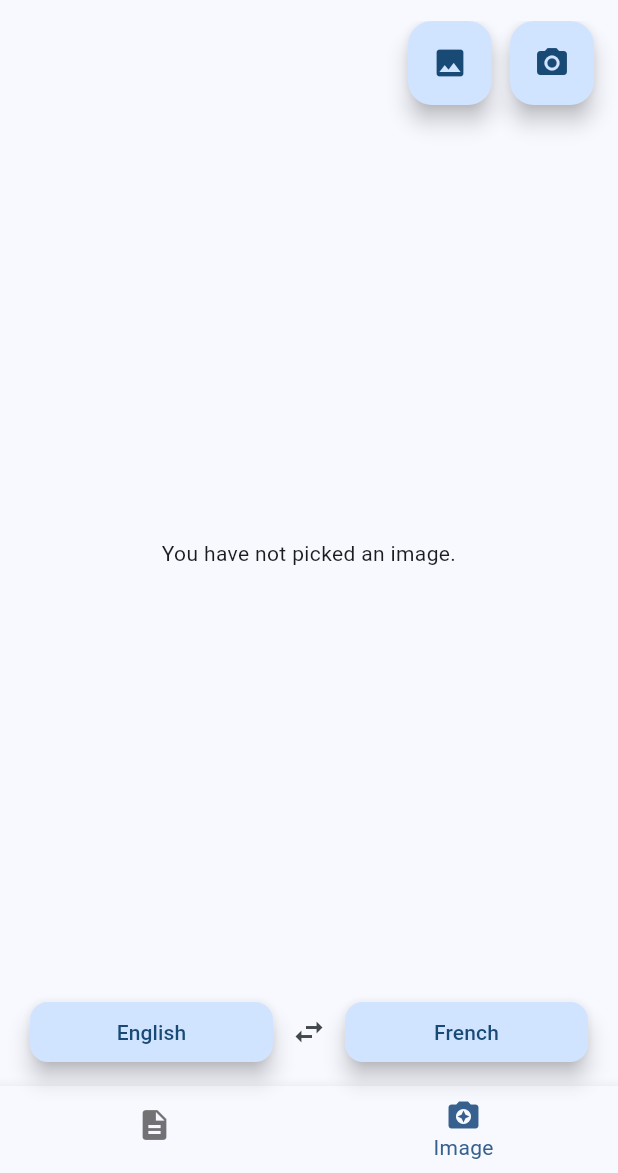
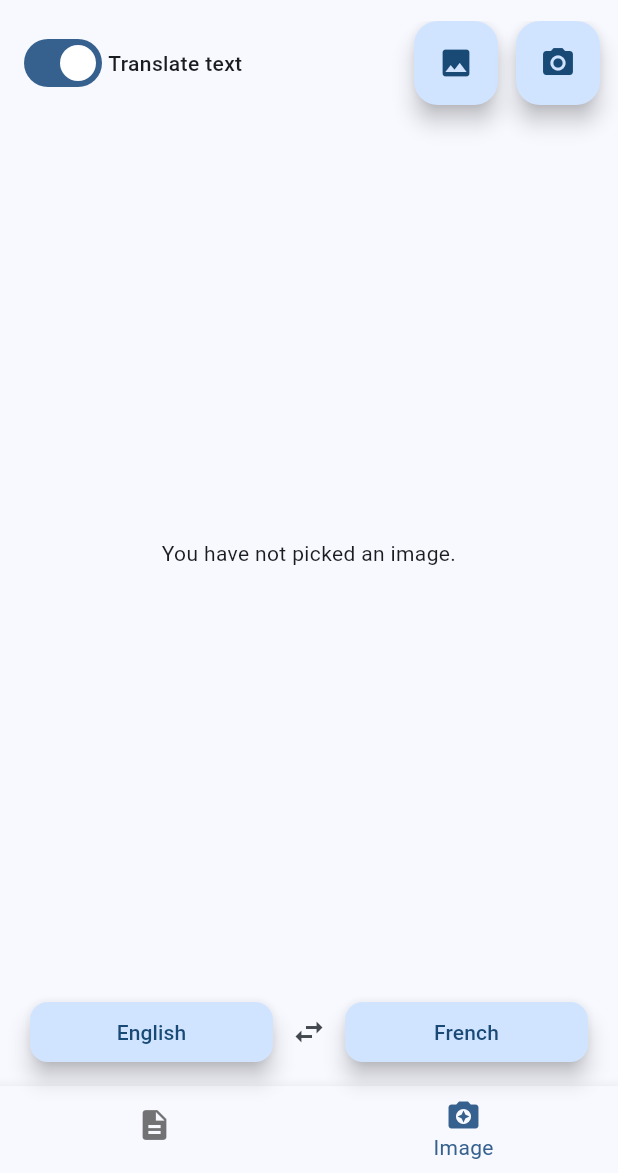
Before and after one commit to tamnguyen820/translatify, a Flutter app: the screen it shows after launch, item 2 of the bottom bar chosen, after a tap on the "photo" icon, on a phone screen of 412 x 824 dp, the part 63-1236 px from its top. Run offline on Flutter 3.47's test engine with Material 3 defaults, Android fonts, the phone set to English and light mode, and no system bars; our stand-ins replace audioplayers, easy_debounce, flutter_dotenv, image_picker; missing offline and left inert: aws_polly_api, aws_rekognition_api, aws_translate_api, translator.

Commit message:
Implement image text detection and drawing rectangles

```diff
--- a/lib/app_state.dart
+++ b/lib/app_state.dart
@@ -1,22 +1,30 @@
+import 'dart:typed_data';
 import 'package:flutter/material.dart';
 import 'package:flutter_dotenv/flutter_dotenv.dart';
 import 'package:aws_polly_api/polly-2016-06-10.dart';
-import 'package:translatify/services/tts_service.dart';
+import 'package:aws_rekognition_api/rekognition-2016-06-27.dart';
 
 import '/data/models.dart';
 import '/data/constants.dart';
 import '/services/translate_service.dart';
+import '/services/tts_service.dart';
+import '/services/image_service.dart';
 
 class AppState extends ChangeNotifier {
-  final translateService = TranslateService(
+  final _translateService = TranslateService(
     accessKey: dotenv.env['AWS_ACCESS_KEY'] as String,
     secretKey: dotenv.env['AWS_SECRET_KEY'] as String,
     region: dotenv.env['AWS_REGION'] as String,
   );
-  final ttsService = TTSService(
+  final _ttsService = TTSService(
     accessKey: dotenv.env['AWS_ACCESS_KEY'] as String,
     secretKey: dotenv.env['AWS_SECRET_KEY'] as String,
     region: dotenv.env['AWS_REGION'] as String,
+  );
+  final _imageService = ImageService(
+    accessKey: dotenv.env['AWS_ACCESS_KEY'] as String,
+    secretKey: dotenv.env['AWS_SECRET_KEY'] as String,
+    region: dotenv.env['AWS_REGION_IMAGE_DETECTION'] as String,
   );
 
   // Text main page
@@ -117,7 +125,7 @@ class AppState extends ChangeNotifier {
     }
     updateTranslatedText(tempTranslatedText);
 
-    String result = await translateService.translateText(
+    String result = await _translateService.translateText(
       sourceLanguageCode: languageFrom.code,
       targetLanguageCode: languageTo.code,
       text: sourceText,
@@ -125,7 +133,7 @@ class AppState extends ChangeNotifier {
     updateTranslatedText(result);
     notifyListeners();
     try {
-      SupportedLanguage suggestion = await translateService.freeDetectLanguage(
+      SupportedLanguage suggestion = await _translateService.freeDetectLanguage(
         targetLanguageCode: languageTo.code,
         text: sourceText,
       );
@@ -154,7 +162,7 @@ class AppState extends ChangeNotifier {
 
   Future<VoiceId?> getVoiceId(SupportedLanguage language) async {
     if (language.ttsCode != null) {
-      return await ttsService.getVoiceId(language.ttsCode as LanguageCode);
+      return await _ttsService.getVoiceId(language.ttsCode as LanguageCode);
     }
     return null;
   }
@@ -168,11 +176,11 @@ class AppState extends ChangeNotifier {
 
     if (prevTTSInfo != null &&
         prevTTSInfo.sameInfo(languageFrom, sourceText, ttsVoiceId)) {
-      ttsService.playSpeech(prevTTSInfo.audioStream);
+      _ttsService.playSpeech(prevTTSInfo.audioStream);
       return;
     }
 
-    final audioStream = await ttsService.createSpeech(sourceText, ttsVoiceId);
+    final audioStream = await _ttsService.createSpeech(sourceText, ttsVoiceId);
     if (prevTTSInfo != null) {
       prevTTSInfo.updateInfo(languageFrom, sourceText, ttsVoiceId, audioStream);
     } else {
@@ -183,7 +191,7 @@ class AppState extends ChangeNotifier {
         audioStream: audioStream,
       );
     }
-    ttsService.playSpeech(audioStream);
+    _ttsService.playSpeech(audioStream);
   }
 
   void playSourceTextSpeech() async {
@@ -201,4 +209,32 @@ class AppState extends ChangeNotifier {
       sourceText: translatedText,
     );
   }
+
+  Future<List<TextDetection>?> detectTextInImage(Uint8List bytes) async {
+    final textDetectionList = await _imageService.detectText(bytes);
+    // Only concern about lines, not individual words in those lines
+    textDetectionList!.removeWhere((item) => item.type == TextTypes.word);
+    return textDetectionList;
+  }
+
+  Future<List<TextDetection>> translateImageDetections(
+      List<TextDetection> textDetectionList, String concatSourceText) async {
+    String result = await _translateService.translateText(
+      sourceLanguageCode: languageFrom.code,
+      targetLanguageCode: languageTo.code,
+      text: concatSourceText,
+    );
+    List<String> resultLines = result.split('\n');
+    List<TextDetection> newList = [];
+    // Deep copy is not easy, and detectedText is a final field
+    for (int i = 0; i < textDetectionList.length; i++) {
+      var detectionItem = textDetectionList[i];
+      newList.add(TextDetection(
+        confidence: detectionItem.confidence,
+        detectedText: resultLines[i],
+        geometry: detectionItem.geometry,
+      ));
+    }
+    return newList;
+  }
 }
--- a/lib/pages/image_main_page.dart
+++ b/lib/pages/image_main_page.dart
@@ -1,10 +1,11 @@
-import 'dart:io';
+import 'package:aws_rekognition_api/rekognition-2016-06-27.dart' as rek;
 import 'package:flutter/material.dart';
 import 'package:flutter/services.dart';
 import 'package:provider/provider.dart';
 import 'package:image_picker/image_picker.dart';
 
 import '/app_state.dart';
+import '/widgets/rectangle_text_painter.dart';
 
 class ImageMainPage extends StatefulWidget {
   const ImageMainPage({super.key});
@@ -14,20 +15,59 @@ class ImageMainPage extends StatefulWidget {
 }
 
 class _ImageMainPageState extends State<ImageMainPage> {
-  XFile? _mediaFile;
+  final ImagePicker _picker = ImagePicker();
   dynamic _pickImageError;
-  final ImagePicker _picker = ImagePicker();
+  Uint8List? imageInBytes;
+  List<rek.TextDetection>? textDetections;
+  List<rek.TextDetection>? translatedDetections;
+  String concatSourceText = '';
+  final _renderText = ValueNotifier<bool>(true);
+  final _translationLoaded = ValueNotifier<bool>(false);
 
-  Future<void> _onImageButtonPressed(ImageSource source) async {
+  Future<void> _onImageButtonPressed(
+      ImageSource source, AppState appState) async {
     try {
+      // Pick image from Gallery/Camera
       final XFile? pickedFile = await _picker.pickImage(
         source: source,
         preferredCameraDevice: CameraDevice.rear,
       );
       setState(() {
-        if (pickedFile != null) _setImageFileListFromFile(pickedFile);
         _pickImageError = null;
+        imageInBytes = null;
+        textDetections = null;
       });
+      if (pickedFile == null) return;
+
+      // Converts image to bytes
+      var imageBytes = await _convertImageToBytes(pickedFile);
+      // Set image file and image bytes
+      setState(() {
+        imageInBytes = imageBytes;
+      });
+
+      final textDetectionList = await appState.detectTextInImage(imageInBytes!);
+      setState(() {
+        textDetections = textDetectionList;
+        _translationLoaded.value = false;
+      });
+
+      String concatText = '';
+      for (var textDetection in textDetectionList!) {
+        concatText += "${textDetection.detectedText}\n";
+      }
+      setState(() {
+        concatSourceText = concatText;
+      });
+      final translatedTextList = await appState.translateImageDetections(
+        textDetectionList,
+        concatSourceText,
+      );
+      setState(() {
+        translatedDetections = translatedTextList;
+        _translationLoaded.value = true;
+      });
+      return;
     } on PlatformException catch (e) {
       setState(() {
         _pickImageError = e.code;
@@ -40,14 +80,35 @@ class _ImageMainPageState extends State<ImageMainPage> {
         _pickImageError = e;
       });
     }
+    imageInBytes = null;
+    textDetections = null;
+    translatedDetections = null;
+    concatSourceText = '';
+    _translationLoaded.value = false;
   }
 
-  void _setImageFileListFromFile(XFile? value) {
-    _mediaFile = value;
+  Future<Uint8List?> _convertImageToBytes(XFile image) async {
+    try {
+      final bytes = await image.readAsBytes();
+      return bytes;
+    } catch (e) {
+      // ignore: avoid_print
+      print(e);
+    }
+    return null;
   }
 
   @override
   Widget build(BuildContext context) {
+    var appState = context.watch<AppState>();
+
+    // Limit image/canvas size
+    Size contextSize = MediaQuery.of(context).size;
+    double width = contextSize.width;
+    double height = contextSize.height;
+    final padding = MediaQuery.of(context).viewPadding;
+    height = (height - padding.top - padding.bottom - kToolbarHeight) * 0.65;
+
     return Scaffold(
       body: Center(
         child: _pickImageError != null
@@ -55,28 +116,65 @@ class _ImageMainPageState extends State<ImageMainPage> {
                 'Error: $_pickImageError',
                 textAlign: TextAlign.center,
               )
-            : _mediaFile != null
-                ? Image.file(
-                    File(_mediaFile!.path),
-                    errorBuilder: (BuildContext context, Object error,
-                        StackTrace? stackTrace) {
-                      return const Center(
-                        child: Text('This image type is not supported'),
-                      );
-                    },
-                  )
-                : const Text(
+            : imageInBytes == null
+                ? const Text(
                     'You have not picked an image.',
                     textAlign: TextAlign.center,
+                  )
+                : Stack(
+                    children: [
+                      Image.memory(
+                        imageInBytes!,
+                        width: width,
+                        height: height,
+                      ),
+                      textDetections == null
+                          ? const Padding(
+                              padding: EdgeInsets.all(16),
+                              child: CircularProgressIndicator(
+                                value: null,
+                                semanticsLabel: 'Analyzing image...',
+                                strokeWidth: 8,
+                              ),
+                            )
+                          : CustomPaint(
+                              painter: RectangleTextPainter(
+                                  textDetections:
+                                      translatedDetections ?? textDetections,
+                                  renderText: _renderText,
+                                  translationLoaded: _translationLoaded),
+                              size: Size(width, height),
+                            ),
+                    ],
                   ),
       ),
-      floatingActionButtonLocation: FloatingActionButtonLocation.endTop,
-      floatingActionButton: Row(
-        mainAxisAlignment: MainAxisAlignment.end,
+      floatingActionButtonLocation: FloatingActionButtonLocation.centerTop,
+      floatingActionButton: Padding(
+        padding: const EdgeInsets.symmetric(horizontal: 12),
+        child: Row(
+          mainAxisAlignment: MainAxisAlignment.spaceBetween,
           children: <Widget>[
+            Row(
+              children: [
+                Switch(
+                  value: _renderText.value,
+                  onChanged: (bool val) {
+                    setState(() {
+                      _renderText.value = val;
+                    });
+                  },
+                ),
+                const Text(
+                  'Translate text',
+                  style: TextStyle(fontWeight: FontWeight.w500),
+                ),
+              ],
+            ),
+            Row(
+              children: [
                 FloatingActionButton(
-            onPressed: () {
-              _onImageButtonPressed(ImageSource.gallery);
+                  onPressed: () async {
+                    _onImageButtonPressed(ImageSource.gallery, appState);
                   },
                   heroTag: 'image0',
                   tooltip: 'Pick an image from gallery',
@@ -85,7 +183,7 @@ class _ImageMainPageState extends State<ImageMainPage> {
                 const SizedBox(width: 12),
                 FloatingActionButton(
                   onPressed: () {
-              _onImageButtonPressed(ImageSource.camera);
+                    _onImageButtonPressed(ImageSource.camera, appState);
                   },
                   heroTag: 'image2',
                   tooltip: 'Take a photo',
@@ -93,6 +191,9 @@ class _ImageMainPageState extends State<ImageMainPage> {
                 ),
               ],
             ),
+          ],
+        ),
+      ),
     );
   }
 }
--- /dev/null
+++ b/lib/services/image_service.dart
@@ -0,0 +1,57 @@
+// ignore_for_file: avoid_print
+
+import 'dart:typed_data';
+import 'package:aws_rekognition_api/rekognition-2016-06-27.dart';
+
+class ImageService {
+  final Rekognition _rekognition;
+
+  // Private constructor
+  ImageService._({
+    required String accessKey,
+    required String secretKey,
+    required String region,
+  }) : _rekognition = Rekognition(
+          region: region,
+          credentials: AwsClientCredentials(
+            accessKey: accessKey,
+            secretKey: secretKey,
+          ),
+        );
+
+  // Static instance of the class
+  static ImageService? _instance;
+
+  factory ImageService({
+    required String accessKey,
+    required String secretKey,
+    required String region,
+  }) {
+    _instance ??= ImageService._(
+      accessKey: accessKey,
+      secretKey: secretKey,
+      region: region,
+    );
+
+    return _instance!;
+  }
+
+  Future<List<TextDetection>?> detectText(Uint8List bytes) async {
+    try {
+      final reponse = await _rekognition.detectText(
+        image: Image(bytes: bytes),
+        filters: DetectTextFilters(
+          wordFilter: DetectionFilter(
+            minBoundingBoxHeight: 0.02,
+            minBoundingBoxWidth: 0.05,
+            minConfidence: 0.5,
+          ),
+        ),
+      );
+      return reponse.textDetections;
+    } catch (e) {
+      print(e);
+    }
+    return null;
+  }
+}
--- a/lib/services/translate_service.dart
+++ b/lib/services/translate_service.dart
@@ -54,7 +54,6 @@ class TranslateService {
         targetLanguageCode: targetLanguageCode,
         text: text,
       );
-      print(response.sourceLanguageCode);
       return response.translatedText;
     } catch (e) {
       print(e);
--- /dev/null
+++ b/lib/widgets/rectangle_text_painter.dart
@@ -0,0 +1,102 @@
+import 'dart:math' as math;
+import 'dart:core';
+import 'package:flutter/material.dart';
+import 'package:aws_rekognition_api/rekognition-2016-06-27.dart';
+
+class RectangleTextPainter extends CustomPainter {
+  ValueNotifier<bool> renderText;
+  ValueNotifier<bool> translationLoaded;
+  List<TextDetection>? textDetections;
+  final transparentFill = Paint()
+    ..color = const Color.fromARGB(50, 255, 255, 255)
+    ..style = PaintingStyle.fill;
+  final opaqueFill = Paint()
+    ..color = const Color.fromARGB(175, 255, 255, 255)
+    ..style = PaintingStyle.fill;
+  final textStyle = const TextStyle(color: Colors.black, fontSize: 16.0);
+
+  RectangleTextPainter(
+      {required this.textDetections,
+      required this.renderText,
+      required this.translationLoaded})
+      : super(repaint: translationLoaded);
+
+  TextPainter getTextPainterFitInRect(String text, Rect rect) {
+    final textPainter = TextPainter(
+      text: TextSpan(text: text, style: textStyle),
+      textDirection: TextDirection.ltr,
+      maxLines: 1,
+      textAlign: TextAlign.center,
+    );
+    double fontSize = 100.0;
+    textPainter.text =
+        TextSpan(text: text, style: textStyle.copyWith(fontSize: fontSize));
+    textPainter.layout();
+    while (textPainter.width > rect.width || textPainter.height > rect.height) {
+      fontSize -= 1.0;
+      textPainter.text =
+          TextSpan(text: text, style: textStyle.copyWith(fontSize: fontSize));
+      textPainter.layout();
+    }
+    return textPainter;
+  }
+
+  @override
+  void paint(Canvas canvas, Size size) {
+    for (var textDetection in textDetections!) {
+      // Calculate info and draw rect
+      final polygon = textDetection.geometry!.polygon!;
+
+      final centerX =
+          size.width * (polygon.map((p) => p.x!).reduce((a, b) => a + b) / 4);
+      final centerY =
+          size.height * (polygon.map((p) => p.y!).reduce((a, b) => a + b) / 4);
+      double rectHeight = math.sqrt(
+          math.pow((polygon[3].x! - polygon[0].x!) * size.width, 2) +
+              math.pow((polygon[3].y! - polygon[0].y!) * size.height, 2));
+      double rectWidth = math.sqrt(
+          math.pow((polygon[1].x! - polygon[0].x!) * size.width, 2) +
+              math.pow((polygon[1].y! - polygon[0].y!) * size.height, 2));
+
+      final rect = Rect.fromCenter(
+        center: Offset(centerX, centerY),
+        width: rectWidth,
+        height: rectHeight,
+      );
+
+      final vector = math.Point(
+        size.width * (polygon[1].x! + polygon[2].x!) / 2 - centerX,
+        size.height * (polygon[1].y! + polygon[2].y!) / 2 - centerY,
+      );
+      double angleInRadians = math.atan2(vector.y, vector.x);
+
+      canvas.save();
+      canvas.translate(centerX, centerY);
+      canvas.rotate(angleInRadians);
+      canvas.translate(-centerX, -centerY);
+
+      final rectPaint = (renderText.value && translationLoaded.value)
+          ? opaqueFill
+          : transparentFill;
+      canvas.drawRect(rect, rectPaint);
+
+      // Draw text
+      if (renderText.value && translationLoaded.value) {
+        final textPainter =
+            getTextPainterFitInRect(textDetection.detectedText!, rect);
+        final textOffset = Offset(
+          centerX - textPainter.width / 2,
+          centerY - textPainter.height / 2,
+        );
+        textPainter.paint(canvas, textOffset);
+      }
+
+      canvas.restore();
+    }
+  }
+
+  @override
+  bool shouldRepaint(covariant CustomPainter oldDelegate) {
+    return false;
+  }
+}
--- a/pubspec.yaml
+++ b/pubspec.yaml
@@ -20,9 +20,10 @@ dependencies:
   flutter_dotenv: ^5.1.0
   translator: ^0.1.7
   audioplayers: ^5.2.1
+  image_picker: ^1.0.5
   aws_translate_api: ^2.0.0
   aws_polly_api: ^2.0.0
-  image_picker: ^1.0.5
+  aws_rekognition_api: ^2.0.0
 
 dev_dependencies:
   flutter_test:
```
Also changed, not shown: pubspec.lock. Lines whose indentation alone changed are shown as unchanged.
